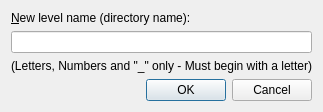
Mygod/WoGCorpProjects, file Woogle/src/newleveldialog.ui: the form before one commit.
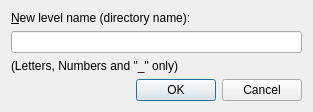
The form after the commit.

Commit message: WooGLE v0.78 RC7 (Update text)

Diff of the .ui file:
```diff
--- a/Woogle/src/newleveldialog.ui
+++ b/Woogle/src/newleveldialog.ui
@@ -37,7 +37,7 @@
    <item>
     <widget class="QLabel" name="label_2">
      <property name="text">
-      <string>(Letters, Numbers and "_" only - Must begin with a letter)</string>
+      <string>(Letters, Numbers and "_" only)</string>
      </property>
     </widget>
    </item>
```
The commit also changes 1 other file.
